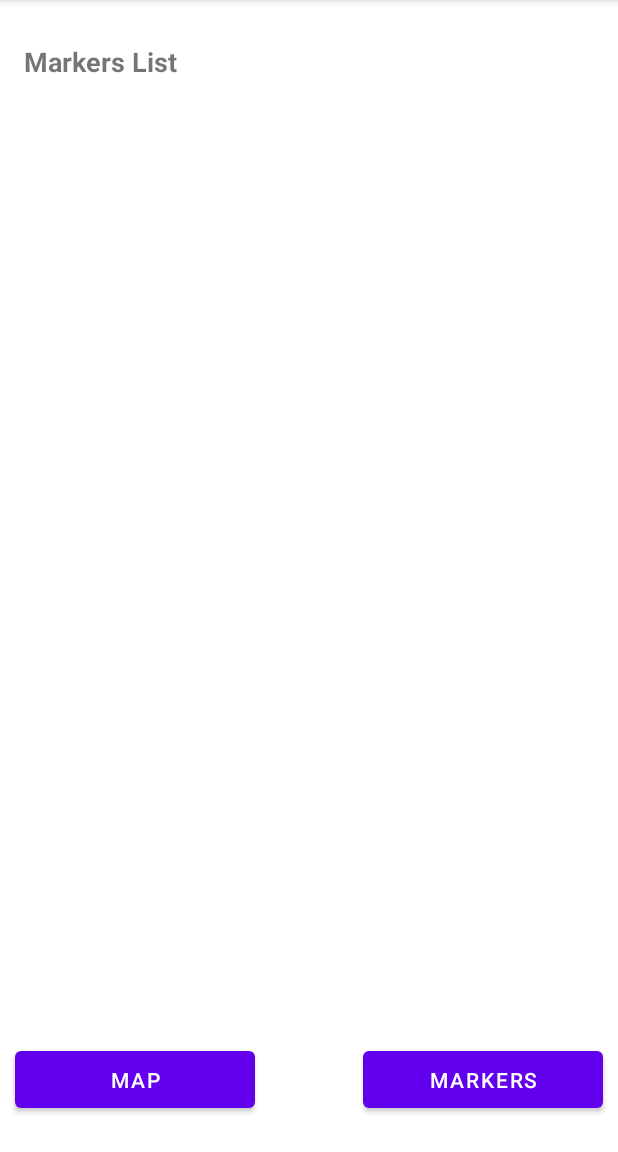
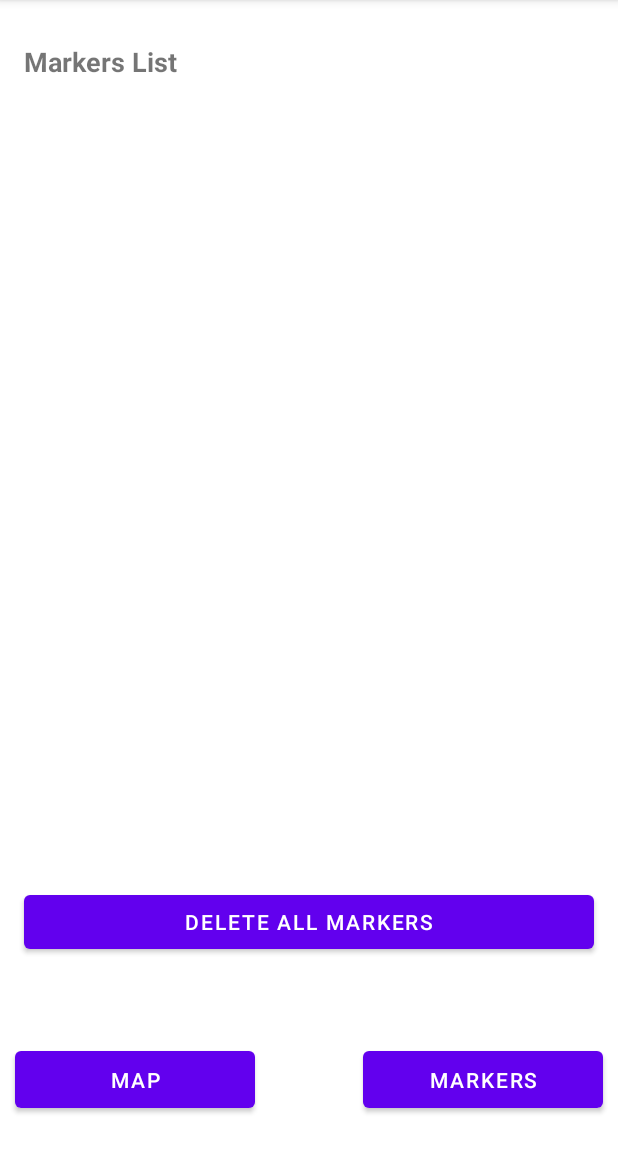
Before and after one commit to caelummmuhhh/osu-foot-traffic-app, an Android app: the screen it shows after launch (MainActivity), after a tap on "MARKERS", on a phone screen of 412 x 824 dp, the part 84-1236 px from its top. Run offline under Robolectric (Android 15) with nearby library versions, the phone set to English and light mode, and no system bars; our stand-ins replace Firebase (no records; nobody signed in at launch, a user with empty details on screens opened directly), Room's generated code, Volley; libraries missing offline, so code that uses them is left out: com.google.maps.android.

Commit message:
Implemented delete all markers in list

```diff
--- a/app/src/main/java/com/example/osufoottrafficapp/ui/fragment/MarkersFragment.kt
+++ b/app/src/main/java/com/example/osufoottrafficapp/ui/fragment/MarkersFragment.kt
@@ -4,6 +4,7 @@ import android.os.Bundle
 import android.view.LayoutInflater
 import android.view.View
 import android.view.ViewGroup
+import android.widget.Button
 import androidx.fragment.app.Fragment
 import androidx.lifecycle.Observer
 import androidx.lifecycle.ViewModelProvider
@@ -40,5 +41,11 @@ class MarkersFragment : Fragment() {
         markerViewModel.allMarkers.observe(viewLifecycleOwner, Observer { markers ->
             adapter.submitList(markers)
         })
+
+        // Find delete button and set click listener
+        val deleteAllButton: Button = view.findViewById(R.id.deleteAllMarkersButton)
+        deleteAllButton.setOnClickListener {
+            markerViewModel.deleteAllMarkers()
+        }
     }
 }
--- a/app/src/main/res/layout/fragment_markers.xml
+++ b/app/src/main/res/layout/fragment_markers.xml
@@ -16,5 +16,13 @@
         android:id="@+id/recyclerView"
         android:layout_width="match_parent"
         android:layout_height="match_parent"
+        android:layout_weight="1"
         android:padding="8dp"/>
+
+    <Button
+        android:id="@+id/deleteAllMarkersButton"
+        android:layout_width="match_parent"
+        android:layout_height="wrap_content"
+        android:layout_margin="16dp"
+        android:text="Delete All Markers"/>
 </LinearLayout>
```
